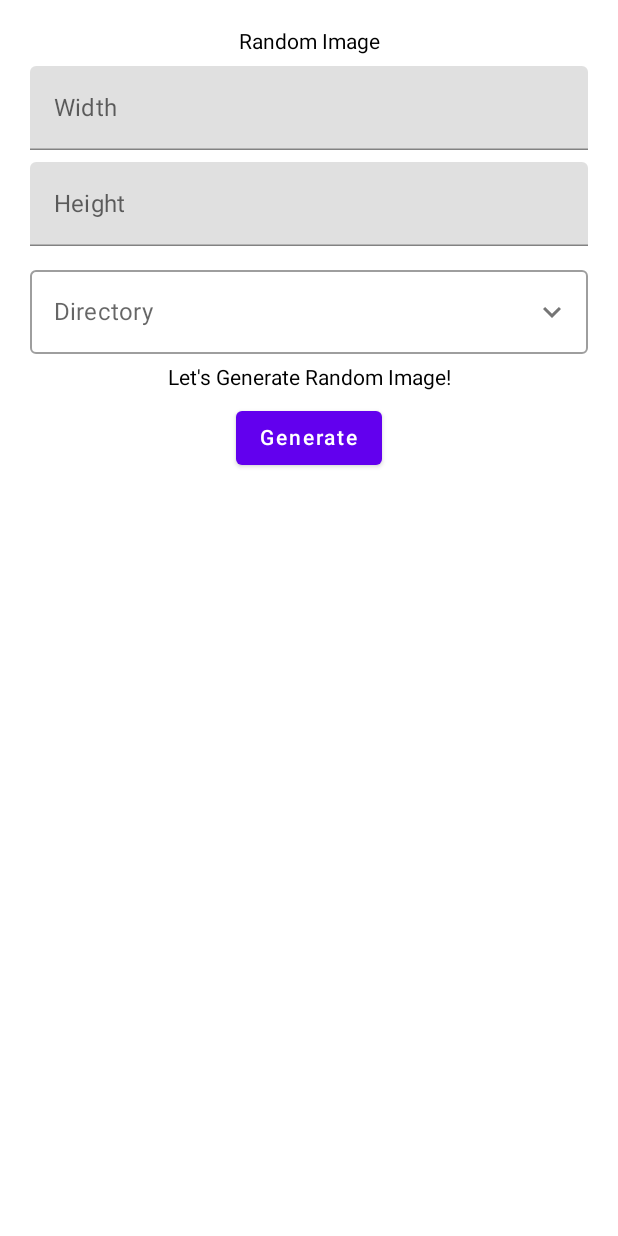
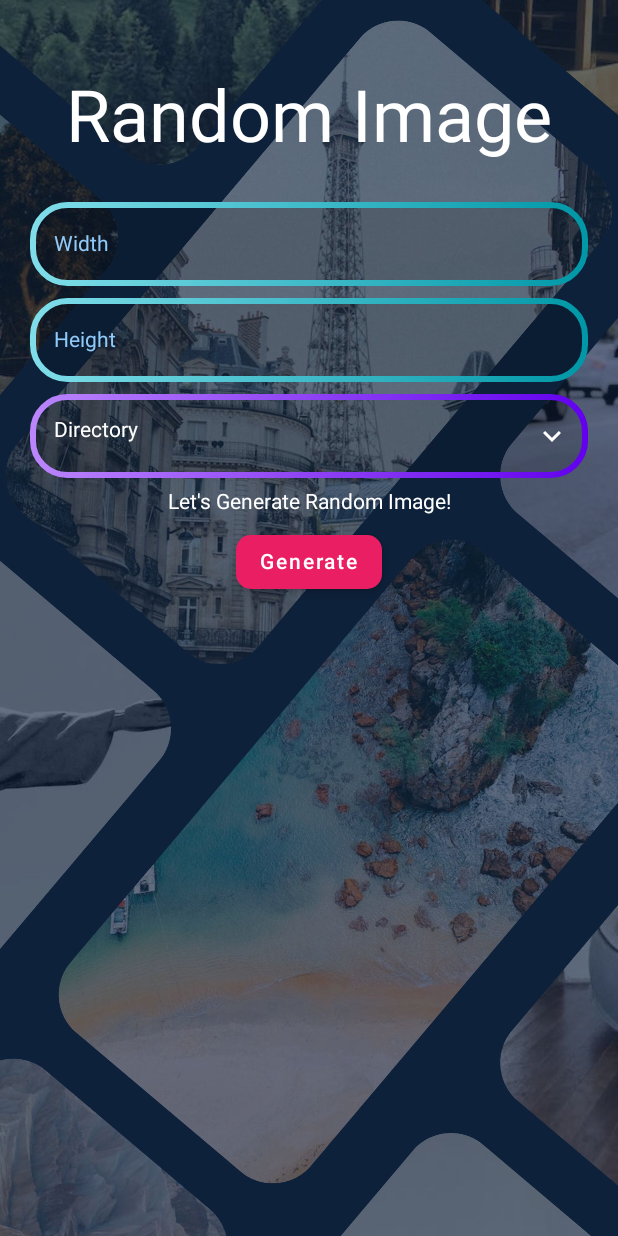
Before and after one commit to asnnat/cn333as4, an Android app built with Jetpack Compose: the screen it shows after launch (MainActivity), on a phone screen of 412 x 824 dp. Run offline under Robolectric (Android 15) with nearby library versions, the light colour scheme and no system bars; pictures from the network do not load.

Commit message:
complete frontend

```diff
--- a/RandomImageApp/app/src/main/java/com/example/randomimageapp/MainActivity.kt
+++ b/RandomImageApp/app/src/main/java/com/example/randomimageapp/MainActivity.kt
@@ -3,18 +3,22 @@ package com.example.randomimageapp
 import android.os.Bundle
 import androidx.activity.ComponentActivity
 import androidx.activity.compose.setContent
-import androidx.compose.foundation.clickable
+import androidx.compose.foundation.*
 import androidx.compose.foundation.layout.*
+import androidx.compose.foundation.shape.RoundedCornerShape
 import androidx.compose.foundation.text.KeyboardActions
 import androidx.compose.foundation.text.KeyboardOptions
 import androidx.compose.material.*
 import androidx.compose.material.icons.Icons
 import androidx.compose.material.icons.filled.KeyboardArrowDown
 import androidx.compose.material.icons.filled.KeyboardArrowUp
+import androidx.compose.material.icons.materialIcon
 import androidx.compose.runtime.*
 import androidx.compose.ui.Alignment
 import androidx.compose.ui.Modifier
 import androidx.compose.ui.geometry.Size
+import androidx.compose.ui.graphics.Brush
+import androidx.compose.ui.graphics.Color
 import androidx.compose.ui.layout.ContentScale
 import androidx.compose.ui.layout.onGloballyPositioned
 import androidx.compose.ui.platform.LocalContext
@@ -22,19 +26,23 @@ import androidx.compose.ui.platform.LocalDensity
 import androidx.compose.ui.platform.LocalFocusManager
 import androidx.compose.ui.res.painterResource
 import androidx.compose.ui.res.stringResource
+import androidx.compose.ui.text.TextStyle
 import androidx.compose.ui.text.input.ImeAction
 import androidx.compose.ui.text.input.KeyboardType
+import androidx.compose.ui.tooling.preview.Preview
 import androidx.compose.ui.unit.dp
+import androidx.compose.ui.unit.sp
 import androidx.compose.ui.unit.toSize
 import coil.compose.AsyncImage
 import coil.request.ImageRequest
+import com.example.randomimageapp.ui.theme.*
 
 class MainActivity : ComponentActivity() {
     override fun onCreate(savedInstanceState: Bundle?) {
         super.onCreate(savedInstanceState)
         setContent {
-            Surface(modifier = Modifier.fillMaxSize(), color = MaterialTheme.colors.background) {
-                RandomImageScreen()
+            Surface(color = MaterialTheme.colors.background) {
+                RandomImageWithBackground()
             }
         }
     }
@@ -45,7 +53,7 @@ fun RandomImageScreen() {
     Column(modifier = Modifier
         .padding(20.dp),
         horizontalAlignment = Alignment.CenterHorizontally,
-        verticalArrangement = Arrangement.spacedBy(8.dp)
+        verticalArrangement = Arrangement.spacedBy(8.dp),
     ) {
         // for work flow
         var hint by remember { mutableStateOf("Let's Generate Random Image!") }
@@ -77,7 +85,12 @@ fun RandomImageScreen() {
         }
         var textfiledSize by remember { mutableStateOf(Size.Zero) }
 
-        Text(text = stringResource(R.string.app_name))
+        Text(
+            text = stringResource(R.string.app_name),
+            fontSize = 48.sp,
+            color = Color.White,
+            modifier = Modifier.padding(bottom = 20.dp, top = 30.dp)
+        )
 
         if (!showImage) {
             EditNumberField(
@@ -94,19 +107,34 @@ fun RandomImageScreen() {
                 imeAction = ImeAction.Done
             )
 
-            OutlinedTextField(
+            TextField(
                 value = selectedItem,
                 onValueChange = { selectedItem = it },
+                shape = RoundedCornerShape(25.dp),
                 modifier = Modifier
                     .fillMaxWidth()
+                    .border(
+                        BorderStroke(
+                            width = 4.dp,
+                            brush = Brush.horizontalGradient(listOf(Purple200, Purple500))
+                        ),
+                        shape = RoundedCornerShape(25.dp),
+                    )
                     .onGloballyPositioned { coordinates ->
                         textfiledSize = coordinates.size.toSize()
                     },
-                label = { Text("Directory") },
+                label = { Text("Directory", style = TextStyle(color = Color.White)) },
+                colors = TextFieldDefaults.textFieldColors(
+                    focusedIndicatorColor = Color.Transparent,
+                    unfocusedIndicatorColor = Color.Transparent,
+                    leadingIconColor = Color.White,
+                    textColor = Color.White
+                ),
                 trailingIcon = {
-                    Icon(icon, "", Modifier.clickable { expanded = !expanded })
+                    Icon(icon, "", Modifier.clickable { expanded = !expanded }, tint = Color.White)
                 }
             )
+            MaterialTheme(shapes = MaterialTheme.shapes.copy(medium = RoundedCornerShape(16.dp))) {
                 DropdownMenu(
                     expanded = expanded,
                     onDismissRequest = { expanded = false },
@@ -121,9 +149,14 @@ fun RandomImageScreen() {
                         }
                     }
                 }
+            }
+
 
             if (hint != "") {
-                Text(text = hint)
+                Text(
+                    text = hint,
+                    color = Color.White
+                )
             }
 
             Button(onClick = {
@@ -137,7 +170,14 @@ fun RandomImageScreen() {
 
                     link = "https://loremflickr.com/" + inputWidth + "/" + inputHeight + "/" + selectedItem
                 }
-            }) {
+            },
+                shape = RoundedCornerShape(10.dp),
+                elevation = ButtonDefaults.elevation(5.dp),
+                colors = ButtonDefaults.buttonColors(
+                    backgroundColor = Pink500,
+                    contentColor = White
+                )
+            ) {
                 Text(text = stringResource(R.string.generate))
             }
         }
@@ -160,7 +200,14 @@ fun RandomImageScreen() {
                 inputHeight = ""
                 selectedItem = ""
                 showImage = false
-            }) {
+            },
+                shape = RoundedCornerShape(10.dp),
+                elevation = ButtonDefaults.elevation(5.dp),
+                colors = ButtonDefaults.buttonColors(
+                    backgroundColor = Pink500,
+                    contentColor = White
+                )
+            ) {
                 Text(text = stringResource(R.string.restart))
             }
         }
@@ -179,13 +226,46 @@ fun EditNumberField(
     TextField(
         value = value,
         onValueChange = onValueChange,
-        label = { Text(label) },
-        modifier = Modifier.fillMaxWidth(),
+        label = {Text(label, style = TextStyle(color = LightBlue))},
+        shape = RoundedCornerShape(25.dp),
+        colors = TextFieldDefaults.textFieldColors(
+            focusedIndicatorColor = Color.Transparent,
+            unfocusedIndicatorColor = Color.Transparent,
+            textColor = Color.White
+        ),
+        modifier = Modifier
+            .fillMaxWidth()
+            .border(
+                BorderStroke(
+                    width = 4.dp,
+                    brush = Brush.horizontalGradient(listOf(Cyan200, Cyan800))
+                ),
+                shape = RoundedCornerShape(25.dp),
+            ),
         singleLine = true,
         keyboardOptions = KeyboardOptions(
             keyboardType = KeyboardType.Number,
-            imeAction = imeAction),
+            imeAction = imeAction,),
         keyboardActions = KeyboardActions(
             onDone = { focusManager.clearFocus() })
     )
 }
+
+@Composable
+fun RandomImageWithBackground() {
+    val image = painterResource(R.drawable.background)
+    Box {
+        Image(
+            painter = image,
+            contentDescription = null,
+            contentScale = ContentScale.Crop
+        )
+        RandomImageScreen()
+    }
+}
+
+@Preview
+@Composable
+fun RandomImage() {
+    RandomImageWithBackground()
+}
--- a/RandomImageApp/app/src/main/java/com/example/randomimageapp/ui/theme/Color.kt
+++ b/RandomImageApp/app/src/main/java/com/example/randomimageapp/ui/theme/Color.kt
@@ -6,3 +6,12 @@ val Purple200 = Color(0xFFBB86FC)
 val Purple500 = Color(0xFF6200EE)
 val Purple700 = Color(0xFF3700B3)
 val Teal200 = Color(0xFF03DAC5)
+val LightBlue = Color(0xFF90CAF9)
+val Blue = Color(0xFF1976D2)
+val Indigo300 = Color(0xFF9575CD)
+val Indigo900 = Color(0xFF1A237E)
+val Pink200 = Color(0xFFF48FB1)
+val Pink500 = Color(0xFFE91E63)
+val Cyan200 = Color(0xFF80DEEA)
+val Cyan800 = Color(0xFF0097A7)
+val White = Color(0xFFFFFFFF)
--- a/RandomImageApp/app/src/main/java/com/example/randomimageapp/ui/theme/Theme.kt
+++ b/RandomImageApp/app/src/main/java/com/example/randomimageapp/ui/theme/Theme.kt
@@ -5,6 +5,7 @@ import androidx.compose.material.MaterialTheme
 import androidx.compose.material.darkColors
 import androidx.compose.material.lightColors
 import androidx.compose.runtime.Composable
+import androidx.compose.ui.graphics.Color
 
 private val DarkColorPalette = darkColors(
     primary = Purple200,
@@ -15,7 +16,8 @@ private val DarkColorPalette = darkColors(
 private val LightColorPalette = lightColors(
     primary = Purple500,
     primaryVariant = Purple700,
-    secondary = Teal200
+    secondary = Teal200,
+    onSurface = Color.White
 
     /* Other default colors to override
     background = Color.White,
```
Also changed, not shown: RandomImageApp/app/src/main/res/drawable/background.jpg (added). Lines whose indentation alone changed are shown as unchanged.
